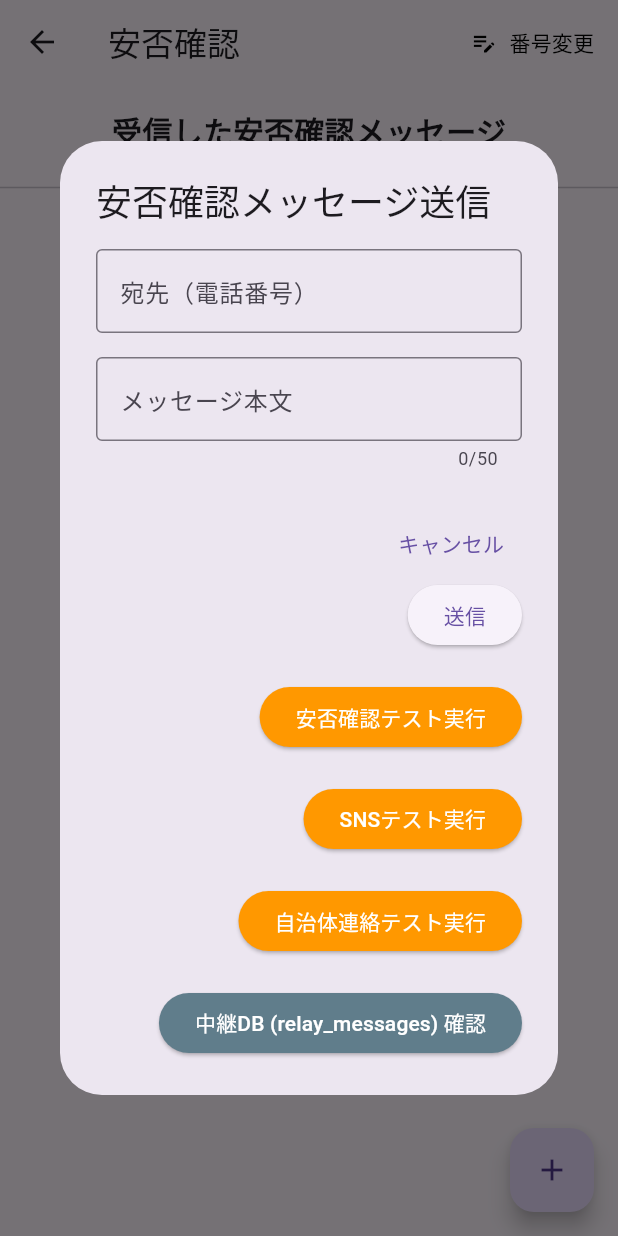
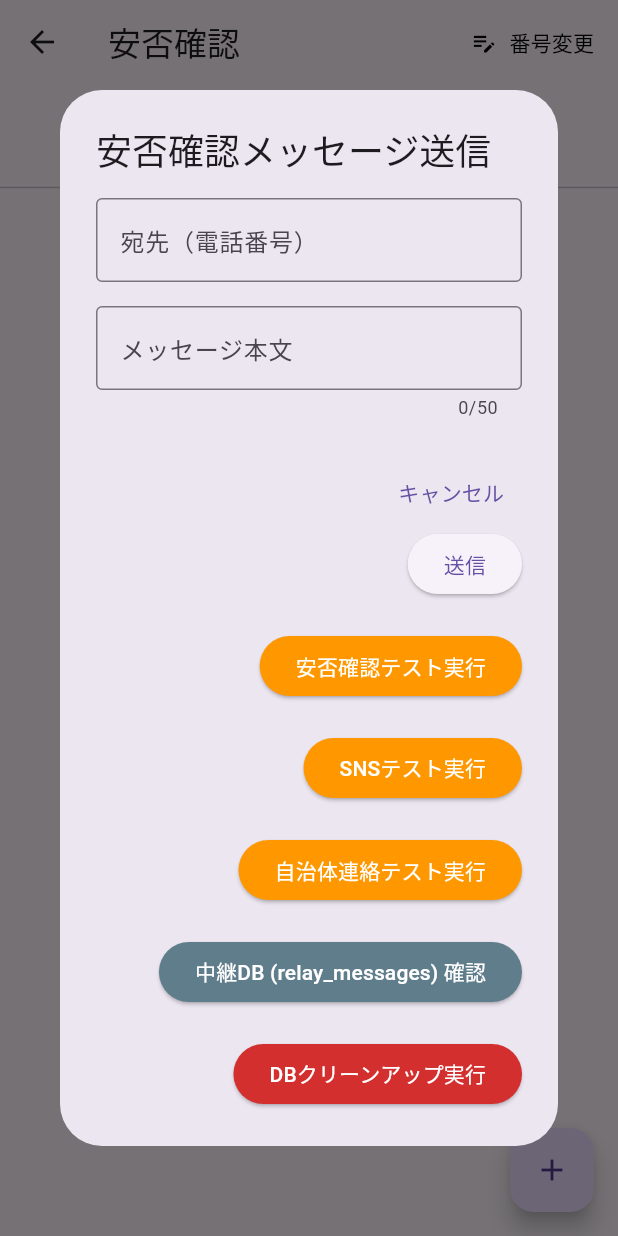
Before and after one commit to K-Kensei10/MeshTalk, a Flutter app: the SafetyCheckPage screen opened directly, after a tap on the "add" icon, on a phone screen of 412 x 824 dp. Run offline on Flutter 3.47's test engine with Material 3 defaults, Android fonts, the phone set to English and light mode, and no system bars; our stand-ins replace badges, permission_handler, shared_preferences, sqflite; accounts and stored records are empty; Roboto replaces fonts that are missing (Noto Sans JP).

Commit message:
[add]DB整理関数

```diff
--- a/lib/safety_check_message.dart
+++ b/lib/safety_check_message.dart
@@ -217,8 +217,21 @@ class _SafetyCheckPageState extends State<SafetyCheckPage> {
           },
         ),
         //テスト ボタンここまで
-
-
+        const SizedBox(height: 20), // 上のボタンとの隙間
+        ElevatedButton(
+          style: ElevatedButton.styleFrom(
+            backgroundColor: Colors.red[700], // お掃除なので赤色
+            ),
+            child: const Text(
+              'DBクリーンアップ実行',
+              style: TextStyle(color: Colors.white),
+            ),
+            onPressed: () async {
+              print("▶ 手動でDBクリーンアップを実行します...");
+              await DatabaseHelper.instance.DatabaseCleanup();
+              print("⏹ DBクリーンアップが完了しました。");
+            },
+          ),
           ],
         );
       },
```
Also changed, not shown: lib/databasehelper.dart (+80 -2 lines).
